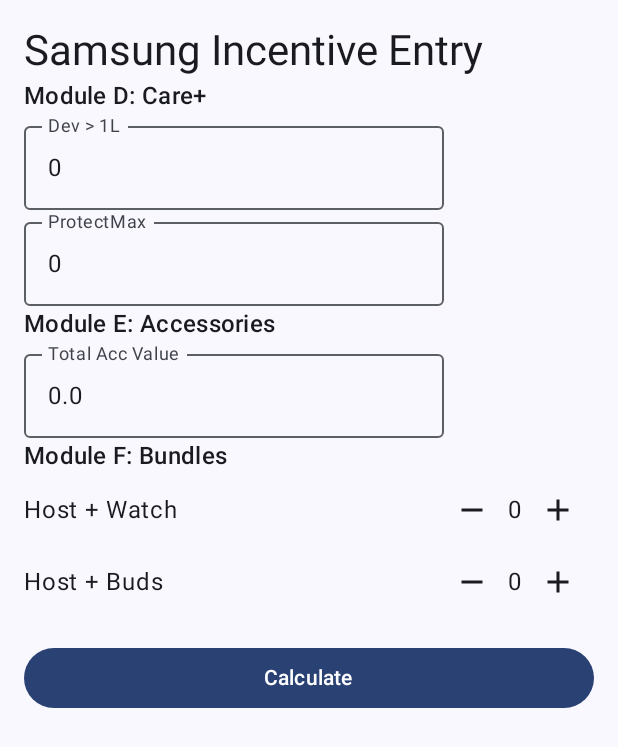
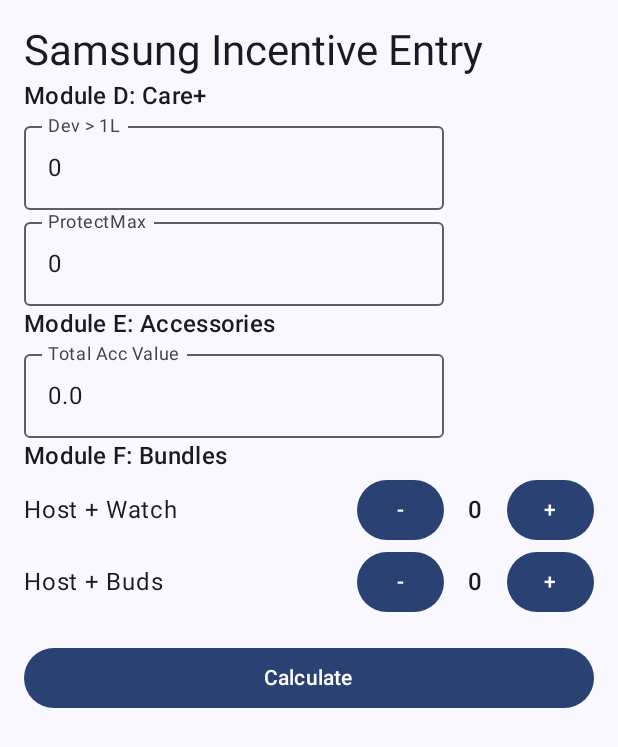
Before and after one commit to rswamendu-a11y/seh, an Android app built with Jetpack Compose: the composable ManualEntryScreen shown on its own in the app's theme, on a phone screen of 412 x 824 dp. Shown: the top 747 px of the screen. Run offline under Robolectric (Android 15) with nearby library versions, the phone set to English and light mode, and no system bars; our stand-ins replace Room's generated code.

Commit message:
Replace Icons with Text buttons in ManualEntryScreen
- Replaced `Icons.Default.Remove` and `Icons.Default.Add` with simple Text buttons ("-", "+").
- This fixes a build error caused by missing material icon dependencies.
- Updated `ManualEntryScreen.kt` with the corrected UI implementation.

```diff
--- a/app/src/main/java/com/samsung/sec/calculator/ui/ManualEntryScreen.kt
+++ b/app/src/main/java/com/samsung/sec/calculator/ui/ManualEntryScreen.kt
@@ -4,9 +4,6 @@ import androidx.compose.foundation.layout.*
 import androidx.compose.foundation.rememberScrollState
 import androidx.compose.foundation.text.KeyboardOptions
 import androidx.compose.foundation.verticalScroll
-import androidx.compose.material.icons.Icons
-import androidx.compose.material.icons.filled.Add
-import androidx.compose.material.icons.filled.Remove
 import androidx.compose.material3.*
 import androidx.compose.runtime.*
 import androidx.compose.ui.Alignment
@@ -66,8 +63,16 @@ fun NumberInputRow(label: String, value: Int, onValueChange: (Int) -> Unit) {
 fun CounterRow(label: String, count: Int, onCountChange: (Int) -> Unit) {
     Row(verticalAlignment = Alignment.CenterVertically) {
         Text(label, modifier = Modifier.weight(1f))
-        IconButton(onClick = { if (count > 0) onCountChange(count - 1) }) { Icon(Icons.Default.Remove, "") }
-        Text(count.toString())
-        IconButton(onClick = { onCountChange(count + 1) }) { Icon(Icons.Default.Add, "") }
+
+        // REPLACED ICONS WITH TEXT BUTTONS
+        Button(onClick = { if (count > 0) onCountChange(count - 1) }) { Text("-") }
+
+        Text(
+            text = count.toString(),
+            modifier = Modifier.padding(horizontal = 16.dp),
+            style = MaterialTheme.typography.titleMedium
+        )
+
+        Button(onClick = { onCountChange(count + 1) }) { Text("+") }
     }
 }
```
Also changed, not shown: 1 other file.
